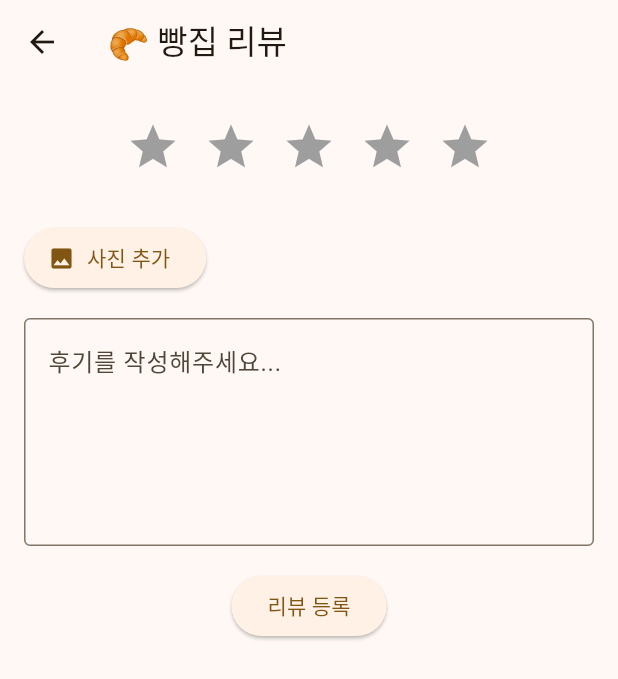
After one commit to Minseong-Choi/Breadventure, a Flutter app: the BakeryDetailPage screen opened directly, after a tap on the "add" icon, on a phone screen of 412 x 824 dp. The commit adds this screen. Shown: the top 679 px of the screen. Run offline on Flutter 3.47's test engine with Material 3 defaults, Android fonts, the phone set to English and light mode, and no system bars; our stand-ins replace flutter_svg, image_picker, webview_flutter.

Commit message:
리뷰 페이지 UI, 오빵추 스크롤러블

```diff
--- a/lib/screens/ObbangChu/ObbangChu_screen.dart
+++ b/lib/screens/ObbangChu/ObbangChu_screen.dart
@@ -19,7 +19,8 @@ class ObbangChuScreen extends StatelessWidget {
         title: const Text("오빵추"),
         centerTitle: true,
       ),
-      body: Center( // 화면 중앙에 전체 배치
+      body: SingleChildScrollView(
+        child: Center( // 화면 중앙에 전체 배치
           child: Column(
             mainAxisSize: MainAxisSize.min,
             children: [
@@ -119,6 +120,8 @@ class ObbangChuScreen extends StatelessWidget {
             ],
           ),
         ),
+      )
+
     );
   }
 }
--- /dev/null
+++ b/lib/screens/bakery_review_page.dart
@@ -0,0 +1,97 @@
+import 'dart:io';
+import 'package:flutter/material.dart';
+import 'package:image_picker/image_picker.dart';
+
+class BakeryReviewPage extends StatefulWidget {
+  const BakeryReviewPage({super.key});
+
+  @override
+  State<BakeryReviewPage> createState() => _BakeryReviewPageState();
+}
+
+class _BakeryReviewPageState extends State<BakeryReviewPage> {
+  File? _selectedImage;
+  int _rating = 0; // 현재 선택한 별점
+  final TextEditingController _reviewController = TextEditingController();
+
+  Future<void> _pickImage() async {
+    final picker = ImagePicker();
+    final picked = await picker.pickImage(source: ImageSource.gallery);
+    if (picked != null) {
+      setState(() {
+        _selectedImage = File(picked.path);
+      });
+    }
+  }
+
+  @override
+  Widget build(BuildContext context) {
+    return Scaffold(
+      appBar: AppBar(title: const Text('🥐 빵집 리뷰')),
+      body: SingleChildScrollView(
+        child: Padding(
+          padding: const EdgeInsets.all(16.0),
+          child: Column(
+            children: [
+              // 별점
+              Row(
+                mainAxisAlignment: MainAxisAlignment.center,
+                children: List.generate(5, (index) {
+                  return IconButton(
+                    icon: Icon(
+                      Icons.star,
+                      color: index < _rating ? Colors.amber : Colors.grey,
+                      size: 36,
+                    ),
+                    onPressed: () {
+                      setState(() {
+                        _rating = index + 1; // 인덱스는 0부터 시작하니 +1
+                      });
+                    },
+                  );
+                }),
+              ),
+              const SizedBox(height: 24),
+              // 이미지 선택 버튼
+              Row(
+                children: [
+                  ElevatedButton.icon(
+                    onPressed: _pickImage,
+                    icon: const Icon(Icons.photo),
+                    label: const Text('사진 추가'),
+                  ),
+                  const SizedBox(width: 16),
+                  // 선택한 이미지 미리보기
+                  if (_selectedImage != null)
+                    SizedBox(
+                      height: 80,
+                      width: 80,
+                      child: Image.file(_selectedImage!, fit: BoxFit.cover),
+                    ),
+                ],
+              ),
+              const SizedBox(height: 16),
+              // 후기 입력
+              TextField(
+                controller: _reviewController,
+                decoration: InputDecoration(
+                  border: OutlineInputBorder(),
+                  hintText: '후기를 작성해주세요...',
+                ),
+                maxLines: 5,
+              ),
+              const SizedBox(height: 16),
+              ElevatedButton(
+                onPressed: () {
+                  // 리뷰 등록 로직 작성
+                },
+                child: const Text('리뷰 등록'),
+              ),
+            ],
+          ),
+        ),
+      )
+
+    );
+  }
+}
--- a/lib/widgets/bakery_detail_content.dart
+++ b/lib/widgets/bakery_detail_content.dart
@@ -1,4 +1,5 @@
 import 'package:flutter/material.dart';
+import '../screens/bakery_review_page.dart';
 
 class BakeryDetailContent extends StatelessWidget {
   final bool isLiked;
@@ -149,10 +150,25 @@ class BakeryDetailContent extends StatelessWidget {
         const SizedBox(height: 20),
 
         // 리뷰 제목
-        const Text(
-          '리뷰',
-          style: TextStyle(fontSize: 16, fontWeight: FontWeight.bold),
+        Row(
+            children: [
+              const Text(
+                '리뷰',
+                style: TextStyle(fontSize: 16, fontWeight: FontWeight.bold),
+              ),
+              const SizedBox(width: 8),
+              IconButton(onPressed: () {
+                Navigator.push(
+                  context,
+                  MaterialPageRoute(
+                      builder: (context) => const BakeryReviewPage()
+                  )
+                );
+              }, icon: const Icon(Icons.add))
+            ]
         ),
+
+
         const SizedBox(height: 12),
 
         // 리뷰 리스트
--- a/pubspec.yaml
+++ b/pubspec.yaml
@@ -32,6 +32,7 @@ dependencies:
     sdk: flutter
   webview_flutter: ^4.2.2
   flutter_svg: ^2.0.7
+  image_picker: ^1.0.4
 
   # The following adds the Cupertino Icons font to your application.
   # Use with the CupertinoIcons class for iOS style icons.
```
Lines whose indentation alone changed are shown as unchanged.
